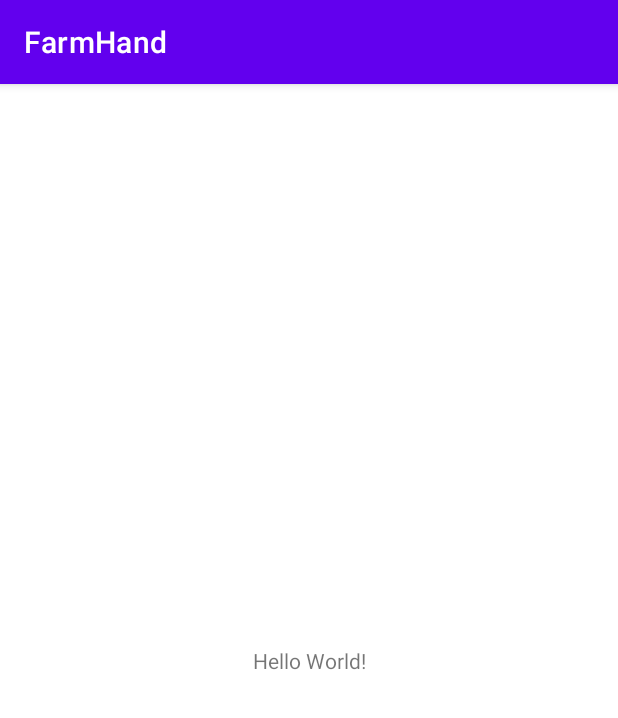
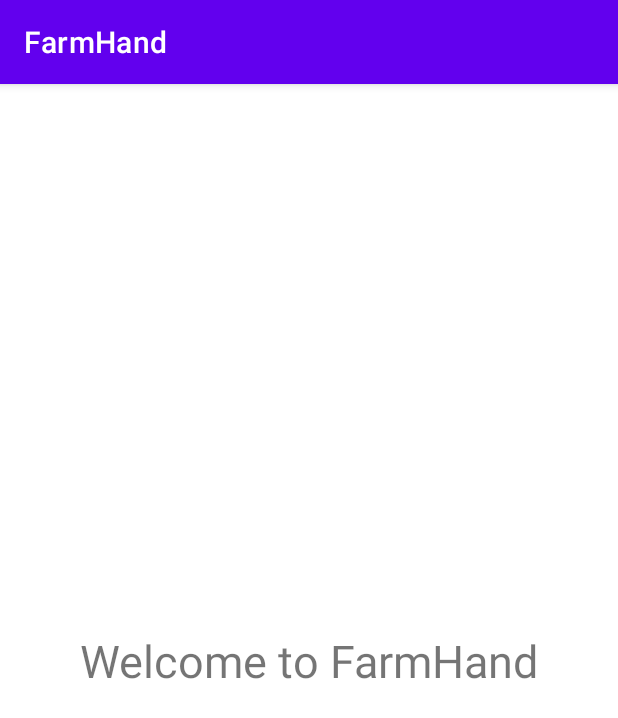
Before and after one commit to NishatAnjum919/Finalyearproject, an Android app: the screen it shows after launch (MainActivity), on a phone screen of 412 x 824 dp. Shown: the top 718 px of the screen. Run offline under Robolectric (Android 15) with nearby library versions, the phone set to English and light mode, and no system bars.

Commit message:
welcome page

```diff
--- a/App/app/src/main/res/layout/activity_main.xml
+++ b/App/app/src/main/res/layout/activity_main.xml
@@ -9,7 +9,8 @@
     <TextView
         android:layout_width="wrap_content"
         android:layout_height="wrap_content"
-        android:text="Hello World!"
+        android:text="Welcome to FarmHand"
+        android:textSize="30sp"
         app:layout_constraintBottom_toBottomOf="parent"
         app:layout_constraintLeft_toLeftOf="parent"
         app:layout_constraintRight_toRightOf="parent"
```
